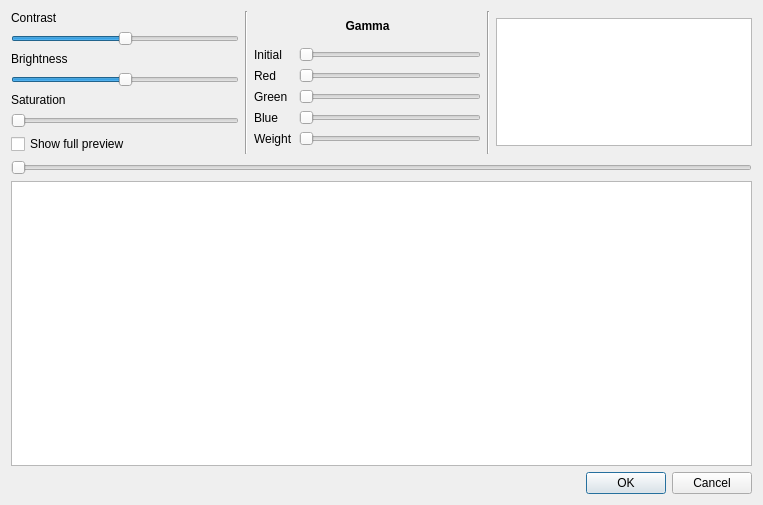
This is avidemux_plugins/ADM_videoFilters6/eq2/qt4/eq2.ui in mean00/avidemux2 as Qt 5 draws it before an edit. The edited form follows.
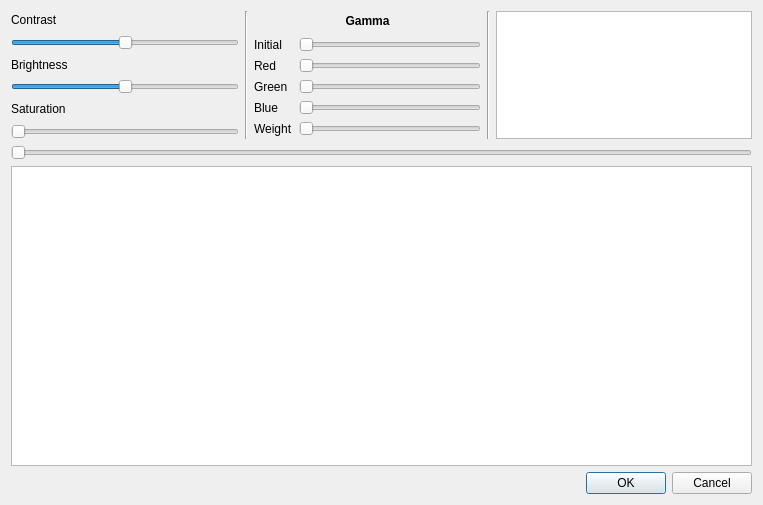
This is the edited form. Custom widgets are drawn as their Qt base class.

Commit message: [contrast][eq2][hue] enable Peek Original. Delete old diverse preview modes.

```diff
--- a/avidemux_plugins/ADM_videoFilters6/eq2/qt4/eq2.ui
+++ b/avidemux_plugins/ADM_videoFilters6/eq2/qt4/eq2.ui
@@ -99,13 +99,6 @@
          </property>
         </widget>
        </item>
-       <item>
-        <widget class="QCheckBox" name="checkBoxFullPreview">
-         <property name="text">
-          <string>Show full preview</string>
-         </property>
-        </widget>
-       </item>
       </layout>
      </item>
      <item>
```
The commit also changes 14 other files.
